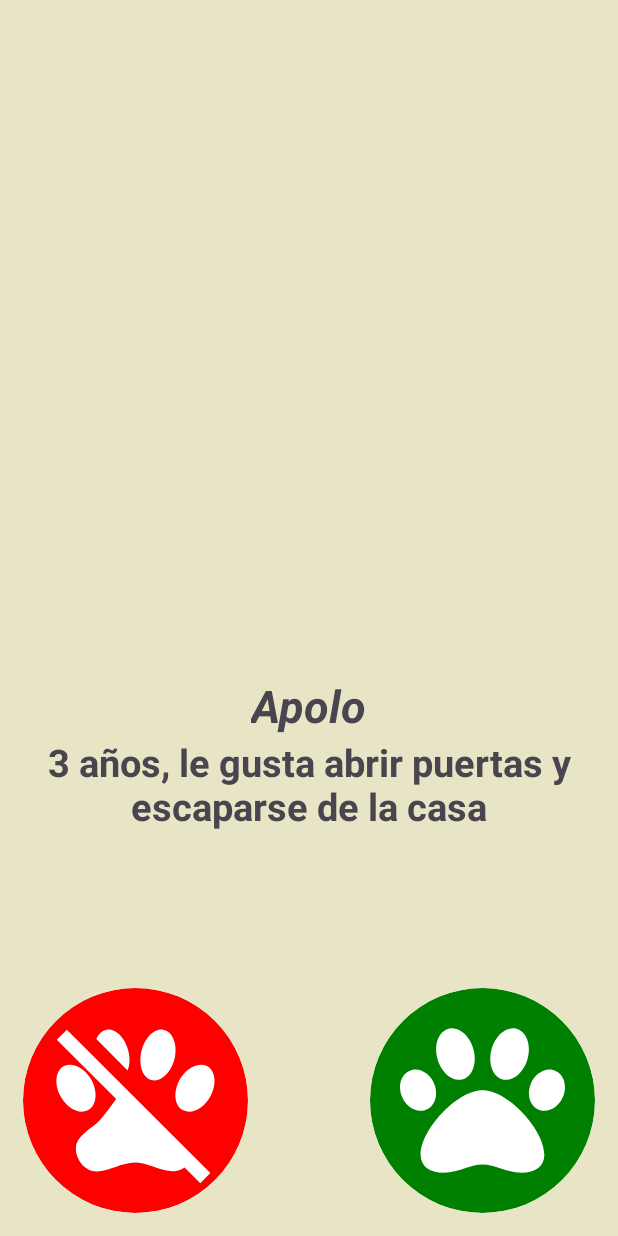
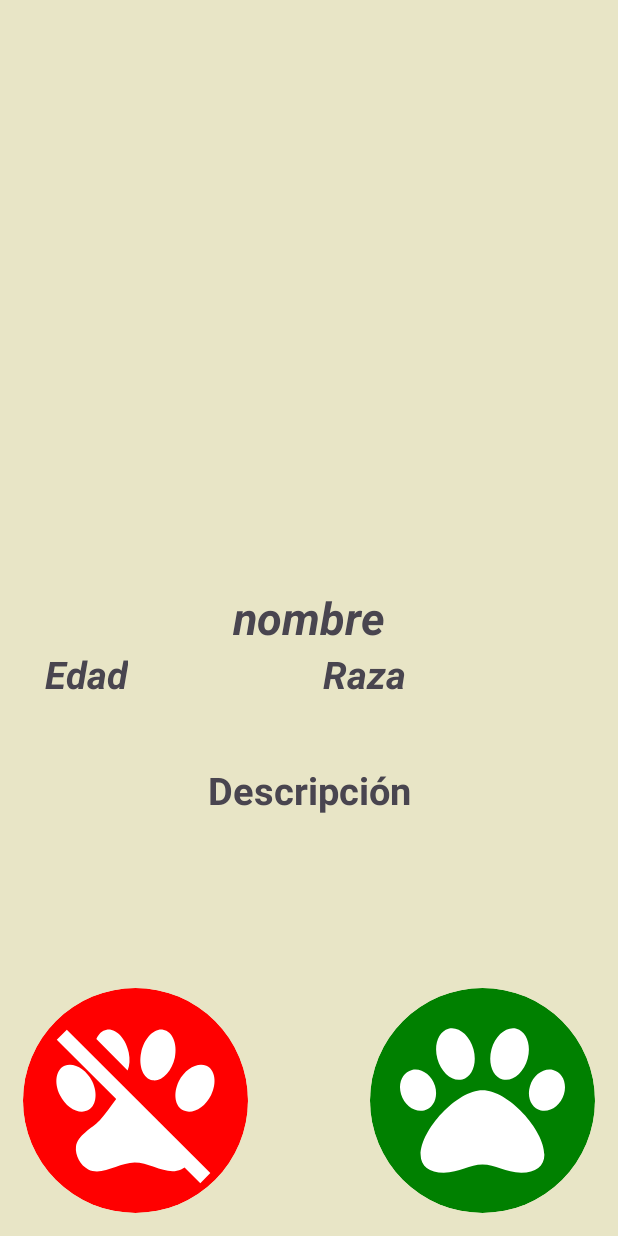
Before and after one commit to Intro-CompuMovil/Lovemal, an Android app: the Portal screen opened directly, with no data from a screen before it, on a phone screen of 412 x 824 dp. Run offline under Robolectric (Android 15) with nearby library versions, the phone set to English and light mode, and no system bars; our stand-ins replace Firebase (no records; nobody signed in at launch, a user with empty details on screens opened directly); 1 statement that could not run was skipped.

Commit message:
match 1v

```diff
--- a/app/src/main/java/com/example/lovemal/ImagePagerAdapter.kt
+++ /dev/null
@@ -1,32 +0,0 @@
-package com.example.lovemal;
-
-import android.content.Context
-import android.view.LayoutInflater
-import android.view.View
-import android.view.ViewGroup
-import android.widget.ImageView
-import androidx.viewpager.widget.PagerAdapter
-
-public class ImagePagerAdapter(private val context: Context, private val imageList: List<Int>) : PagerAdapter() {
-
-    override fun getCount(): Int {
-        return imageList.size
-    }
-
-    override fun isViewFromObject(view: View, `object`: Any): Boolean {
-        return view === `object`
-    }
-
-    override fun instantiateItem(container: ViewGroup, position: Int): Any {
-        val inflater = context.getSystemService(Context.LAYOUT_INFLATER_SERVICE) as LayoutInflater
-        val itemView = inflater.inflate(R.layout.item_image, container, false)
-        val imageView = itemView.findViewById<ImageView>(R.id.imageView)
-        imageView.setImageResource(imageList[position])
-        container.addView(itemView)
-        return itemView
-    }
-
-    override fun destroyItem(container: ViewGroup, position: Int, `object`: Any) {
-        container.removeView(`object` as View)
-    }
-}
--- a/app/src/main/java/com/example/lovemal/Portal.kt
+++ b/app/src/main/java/com/example/lovemal/Portal.kt
@@ -1,5 +1,6 @@
 package com.example.lovemal
 
+import android.annotation.SuppressLint
 import android.content.ContentValues
 import android.content.Intent
 import android.os.Bundle
@@ -17,21 +18,13 @@ import com.google.firebase.database.ValueEventListener
 
 class Portal : AppCompatActivity() {
 
-    private lateinit var viewPager: ViewPager
     private lateinit var btnDislike: ImageButton
     private lateinit var btnLike: ImageButton
-    private lateinit var perros: MutableList<Perro>
-    private var currentIndex = 0
-
+    private lateinit var petsList: MutableList<Pet>
     private lateinit var currentUserUid: String
     private val PATH_PETS = "pets/"
     private lateinit var database: FirebaseDatabase
     private lateinit var myRef: DatabaseReference
-
-    private lateinit var raza: String
-    private lateinit var animal: String
-
-    private val petsList: MutableList<Pet> = mutableListOf()
 
     override fun onCreate(savedInstanceState: Bundle?) {
         super.onCreate(savedInstanceState)
@@ -44,34 +37,11 @@ class Portal : AppCompatActivity() {
 
         loadPets()
 
-        for(pet: Pet in petsList){
-            if(pet.keyUser == currentUserUid){
-                if(pet.aprobado){
-                    raza = pet.raza
-                    animal = pet.animal
-                }
-            }
-        }
-
-        // Inicializar la lista de perros y llenarla con información de perros e imágenes
-        perros = mutableListOf(
-            Perro("Apolo", "3 años, le gusta abrir puertas y escaparse de la casa",
-                listOf(R.drawable.apolo, R.drawable.apolo2, R.drawable.apolo3)),
-            Perro("Bella", "5 años, le encanta perseguir ardillas en el parque",
-                listOf(R.drawable.bella1, R.drawable.bella2, R.drawable.bella3)),
-            Perro("Rocky", "2 años, disfruta correr en la playa y nadar en el mar",
-                listOf(R.drawable.perrocavil1, R.drawable.perrocavil2, R.drawable.perrocavil3))
-        )
-
-        viewPager = findViewById(R.id.viewPager2)
-        val adapter = ImagePagerAdapter(this, perros[currentIndex].imagenes)
-        viewPager.adapter = adapter
-
         manageButtons()
-        updateDisplayedInfo()
     }
 
     private fun loadPets(){
+        petsList = mutableListOf()
         myRef.addListenerForSingleValueEvent(object : ValueEventListener {
             override fun onDataChange(dataSnapshot: DataSnapshot) {
                 for (singleSnapshot in dataSnapshot.children) {
@@ -81,13 +51,13 @@ class Portal : AppCompatActivity() {
                         petsList.add(myPuppy)
                     }
                 }
+                updateDisplayedInfo()
             }
 
             override fun onCancelled(databaseError: DatabaseError) {
                 Log.w(ContentValues.TAG, "error en la consulta", databaseError.toException())
             }
         })
-
     }
 
     private fun manageButtons(){
@@ -100,25 +70,27 @@ class Portal : AppCompatActivity() {
 
         btnDislike.setOnClickListener {
             // Mover el primer perro al final de la lista
-            val firstPerro = perros.removeAt(0)
-            perros.add(firstPerro)
+            val firstPet = petsList.removeAt(0)
+            petsList.add(firstPet)
             // Actualizar la información y la imagen mostrada
             updateDisplayedInfo()
         }
     }
 
+    @SuppressLint("SetTextI18n")
     private fun updateDisplayedInfo() {
-        val txtNombrePerro = findViewById<TextView>(R.id.txtNombrePerro)
-        val txtInfPet = findViewById<TextView>(R.id.txtInfPet)
-        // Obtener el perro actual
-        val currentPerro = perros[0]
-        // Mostrar la información del perro actual
-        txtNombrePerro.text = currentPerro.nombre
-        txtInfPet.text = currentPerro.info
-        // Actualizar las imágenes en el ViewPager
-        val adapter = ImagePagerAdapter(this, currentPerro.imagenes)
-        viewPager.adapter = adapter
+        if (petsList.isNotEmpty()) {
+            val NombrePet = findViewById<TextView>(R.id.txtNombrePerro)
+            val edadPet = findViewById<TextView>(R.id.txtEdadpet)
+            val breedPet = findViewById<TextView>(R.id.txtbreed)
+            val InfPet = findViewById<TextView>(R.id.txtInfPet)
+
+            val currentPet = petsList[0]
+
+            NombrePet.text = currentPet.nombre
+            edadPet.text = "Edad: ${currentPet.edad} años"
+            breedPet.text = "Raza: ${currentPet.raza}"
+            InfPet.text = currentPet.descripcion
+        }
     }
 }
-
-data class Perro(val nombre: String, val info: String, val imagenes: List<Int>)
--- a/app/src/main/res/layout/activity_portal.xml
+++ b/app/src/main/res/layout/activity_portal.xml
@@ -39,33 +39,52 @@
         android:scaleType="centerInside"
         android:clipToOutline="true" />
 
-    <androidx.viewpager.widget.ViewPager
-        android:id="@+id/viewPager2"
-        android:layout_width="match_parent"
-        android:layout_height="450dp"
-        android:layout_centerHorizontal="true"
-        android:layout_marginStart="10dp"
-        />
+    <ImageView
+        android:layout_width="410dp"
+        android:layout_height="300dp"/>
 
     <TextView
         android:id="@+id/txtNombrePerro"
-        android:layout_below="@id/viewPager2"
         android:layout_width="wrap_content"
         android:layout_height="wrap_content"
         android:textSize="30sp"
-        android:text="Apolo"
+        android:text="nombre"
         android:textStyle="bold|italic"
         android:layout_centerHorizontal="true"
         android:layout_centerVertical="true"/>
+
+    <TextView
+        android:id="@+id/txtEdadpet"
+        android:layout_width="wrap_content"
+        android:layout_height="wrap_content"
+        android:textSize="25sp"
+        android:text="Edad"
+        android:layout_below="@id/txtNombrePerro"
+        android:textStyle="bold|italic"
+        android:layout_marginStart="30dp"
+        android:layout_centerVertical="true"/>
+
+    <TextView
+        android:id="@+id/txtbreed"
+        android:layout_width="wrap_content"
+        android:layout_height="wrap_content"
+        android:textSize="25sp"
+        android:text="Raza"
+        android:layout_toRightOf="@id/txtEdadpet"
+        android:layout_below="@id/txtNombrePerro"
+        android:textStyle="bold|italic"
+        android:layout_marginStart="130dp"
+        android:layout_centerVertical="true"/>
+
     <TextView
         android:id="@+id/txtInfPet"
-        android:layout_width="wrap_content"
-        android:layout_height="wrap_content"
+        android:layout_width="400dp"
+        android:layout_height="120dp"
         android:textSize="25dp"
-        android:text="3 años, le gusta abrir puertas y escaparse de la casa"
+        android:text="Descripción"
         android:textStyle="bold"
         android:gravity="center"
-        android:layout_below="@id/txtNombrePerro"
+        android:layout_below="@id/txtEdadpet"
         android:layout_centerHorizontal="true"
         android:layout_centerVertical="true">
 
```
Also changed, not shown: app/src/main/java/com/example/lovemal/ApoloActivity.kt (deleted, +0 -42 lines), app/src/main/java/com/example/lovemal/MarketActivity.kt (+0 -13 lines), app/src/main/res/layout/activity_info_veterinarias.xml (deleted, +0 -71 lines).
